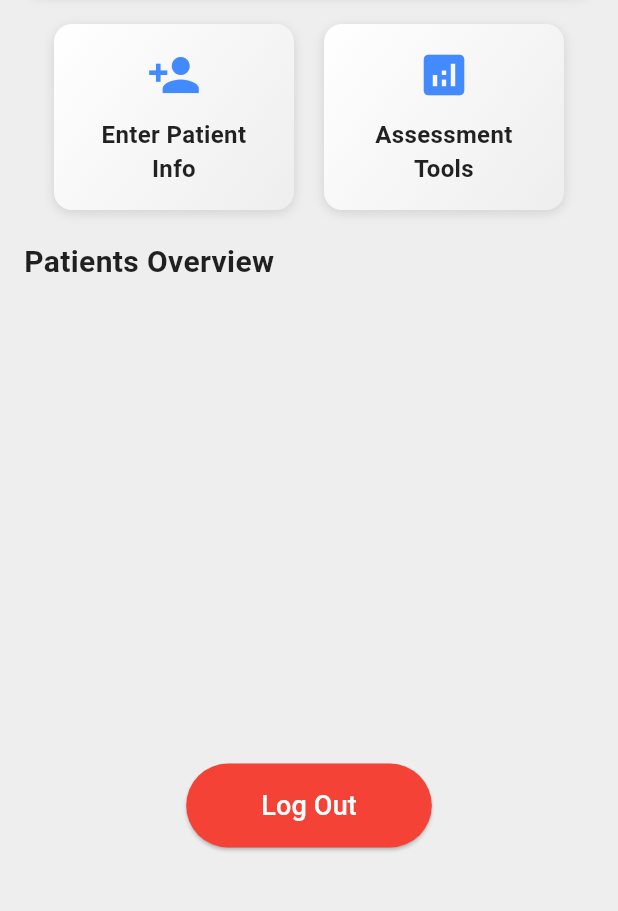
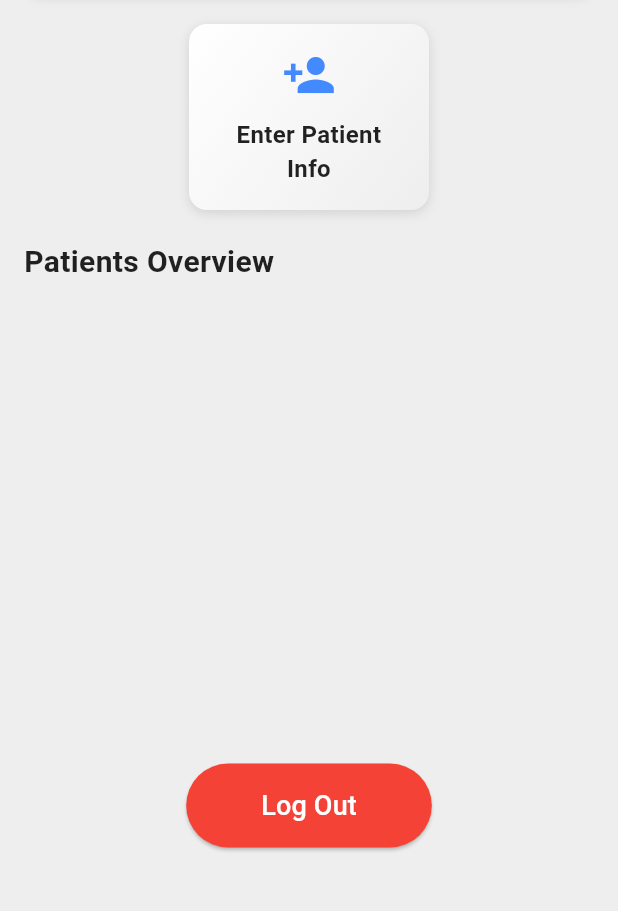
Before and after one commit to Marchhealth/Endoassist, a Flutter app: the DashboardPage screen opened directly, on a phone screen of 412 x 824 dp, the part 282-1193 px from its top. Run offline on Flutter 3.47's test engine with Material 3 defaults, Android fonts, the light colour scheme and no system bars; our stand-ins replace shared_preferences, video_player; missing offline and left inert: dart:html; accounts and stored records are empty.

Commit message:
change assesment tools

```diff
--- a/lib/dashboard_page.dart
+++ b/lib/dashboard_page.dart
@@ -93,12 +93,12 @@ class _DashboardPageState extends State<DashboardPage> {
           Icons.person_add,
           PatientInfoPage(onSave: addPatient), // ذخیره اطلاعات بیمار
         ),
-        _buildActionCard(
-          context,
-          "Assessment Tools",
-          Icons.analytics,
-          const Placeholder(), // این بخش فعلا خالی است
-        ),
+        // _buildActionCard(
+        //   context,
+        //   "Assessment Tools",
+        //   Icons.analytics,
+        //   const Placeholder(), // این بخش فعلا خالی است
+        // ),
       ],
     );
   }
```
Also changed, not shown: 1 other file.
